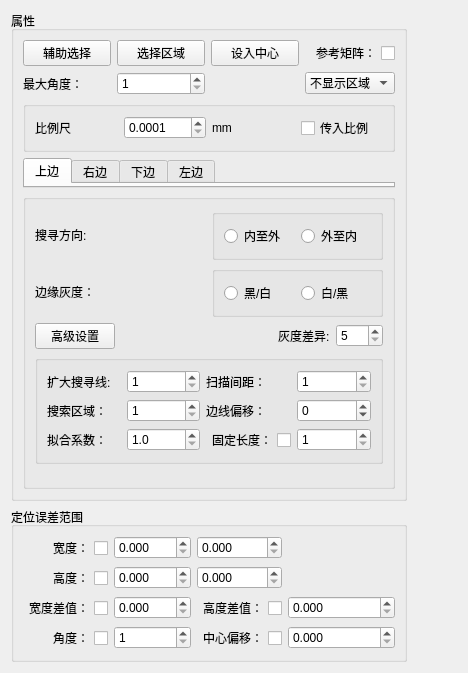
The window that edgeLocation/edgeLocationWdg.ui (qzcv/chipsort-test) describes before a commit, drawn with Qt 5.
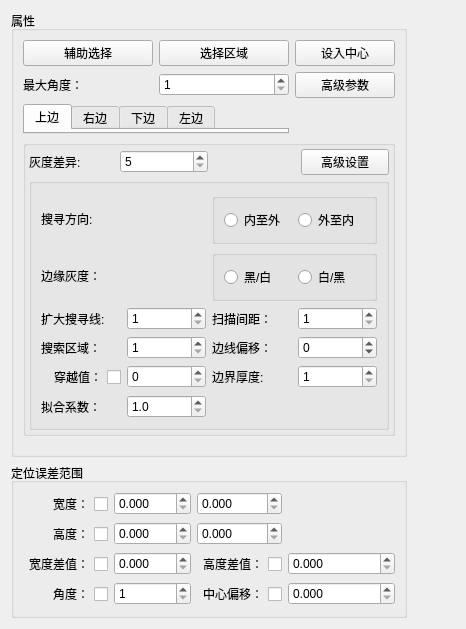
The same window after the commit.

Commit message: 1.正在修改的edgeLocation模块

```diff
--- a/edgeLocation/edgeLocationWdg.ui
+++ b/edgeLocation/edgeLocationWdg.ui
@@ -6,22 +6,40 @@
    <rect>
     <x>0</x>
     <y>0</y>
-    <width>468</width>
-    <height>673</height>
+    <width>466</width>
+    <height>629</height>
    </rect>
   </property>
   <property name="windowTitle">
    <string>edgeLocationWdg</string>
   </property>
-  <layout class="QGridLayout" name="gridLayout_13">
+  <layout class="QGridLayout" name="gridLayout_10">
    <item row="0" column="0">
-    <layout class="QVBoxLayout" name="verticalLayout">
-     <item>
       <widget class="QGroupBox" name="groupBox">
        <property name="title">
         <string>属性</string>
        </property>
-       <layout class="QGridLayout" name="gridLayout_10">
+     <layout class="QGridLayout" name="gridLayout_4">
+      <item row="0" column="0">
+       <widget class="QPushButton" name="bt_HelpRect">
+        <property name="text">
+         <string>辅助选择</string>
+        </property>
+        <property name="checkable">
+         <bool>true</bool>
+        </property>
+       </widget>
+      </item>
+      <item row="0" column="1">
+       <widget class="QPushButton" name="bt_selectRoi">
+        <property name="text">
+         <string>选择区域</string>
+        </property>
+        <property name="checkable">
+         <bool>true</bool>
+        </property>
+       </widget>
+      </item>
         <item row="0" column="2">
          <widget class="QPushButton" name="bt_setOrigin">
           <property name="maximumSize">
@@ -35,16 +53,6 @@
           </property>
          </widget>
         </item>
-        <item row="0" column="0">
-         <widget class="QPushButton" name="bt_HelpRect">
-          <property name="text">
-           <string>辅助选择</string>
-          </property>
-          <property name="checkable">
-           <bool>true</bool>
-          </property>
-         </widget>
-        </item>
         <item row="1" column="0" colspan="2">
          <layout class="QHBoxLayout" name="horizontalLayout_11">
           <item>
@@ -69,50 +77,28 @@
           </item>
          </layout>
         </item>
-        <item row="2" column="0" colspan="4">
-         <widget class="QGroupBox" name="groupBox_19">
-          <property name="title">
-           <string/>
-          </property>
-          <layout class="QGridLayout" name="gridLayout_11">
-           <item row="1" column="1">
-            <widget class="QDoubleSpinBox" name="dsp_pixSize">
-             <property name="decimals">
-              <number>4</number>
-             </property>
-             <property name="minimum">
-              <double>0.000100000000000</double>
-             </property>
-             <property name="maximum">
-              <double>9.990000000000000</double>
-             </property>
-            </widget>
-           </item>
-           <item row="1" column="3">
-            <widget class="QCheckBox" name="cb_inputPixel">
-             <property name="text">
-              <string>传入比例</string>
-             </property>
-            </widget>
-           </item>
-           <item row="1" column="0">
-            <widget class="QLabel" name="label_35">
-             <property name="text">
-              <string>比例尺</string>
-             </property>
-            </widget>
-           </item>
            <item row="1" column="2">
-            <widget class="QLabel" name="label_36">
+       <widget class="QPushButton" name="bt_AdvDialog">
              <property name="text">
-              <string>mm</string>
+         <string>高级参数</string>
              </property>
             </widget>
            </item>
-          </layout>
-         </widget>
-        </item>
-        <item row="3" column="0" colspan="4">
+      <item row="2" column="0" colspan="2">
+       <layout class="QHBoxLayout" name="horizontalLayout_2">
+        <property name="leftMargin">
+         <number>0</number>
+        </property>
+        <property name="topMargin">
+         <number>0</number>
+        </property>
+        <property name="rightMargin">
+         <number>0</number>
+        </property>
+        <property name="bottomMargin">
+         <number>0</number>
+        </property>
+        <item>
          <widget class="QTabWidget" name="tabWidget">
           <property name="minimumSize">
            <size>
@@ -133,6 +119,7 @@
            <attribute name="title">
             <string>上边</string>
            </attribute>
+           <layout class="QGridLayout" name="gridLayout_9"/>
           </widget>
           <widget class="QWidget" name="tab_2">
            <attribute name="title">
@@ -154,97 +141,107 @@
           </widget>
          </widget>
         </item>
-        <item row="0" column="3">
-         <widget class="QCheckBox" name="cb_refer">
-          <property name="layoutDirection">
-           <enum>Qt::RightToLeft</enum>
-          </property>
-          <property name="text">
-           <string>参考矩阵：</string>
-          </property>
-         </widget>
-        </item>
-        <item row="1" column="3">
-         <widget class="QComboBox" name="cob_showRegion">
-          <property name="layoutDirection">
-           <enum>Qt::LeftToRight</enum>
-          </property>
-          <item>
-           <property name="text">
-            <string>不显示区域</string>
-           </property>
-          </item>
-          <item>
-           <property name="text">
-            <string>仅显示轮廓</string>
-           </property>
-          </item>
-          <item>
-           <property name="text">
-            <string>全部显示</string>
-           </property>
-          </item>
-         </widget>
-        </item>
-        <item row="4" column="0" colspan="4">
+       </layout>
+      </item>
+      <item row="3" column="0" colspan="3">
          <widget class="QGroupBox" name="groupBox_2">
           <property name="title">
            <string/>
           </property>
-          <layout class="QGridLayout" name="gridLayout_9">
-           <item row="1" column="2">
-            <layout class="QHBoxLayout" name="horizontalLayout">
-             <item>
-              <widget class="QLabel" name="label_25">
-               <property name="text">
-                <string>灰度差异:</string>
-               </property>
-              </widget>
-             </item>
-             <item>
-              <widget class="QSpinBox" name="sp_minGrayDiff">
-               <property name="buttonSymbols">
-                <enum>QAbstractSpinBox::UpDownArrows</enum>
-               </property>
-               <property name="minimum">
-                <number>5</number>
-               </property>
-               <property name="maximum">
-                <number>255</number>
-               </property>
-              </widget>
-             </item>
-            </layout>
-           </item>
-           <item row="1" column="1">
-            <spacer name="horizontalSpacer">
-             <property name="orientation">
-              <enum>Qt::Horizontal</enum>
-             </property>
-             <property name="sizeHint" stdset="0">
-              <size>
-               <width>148</width>
-               <height>20</height>
-              </size>
-             </property>
-            </spacer>
-           </item>
-           <item row="2" column="0" colspan="3">
+        <layout class="QGridLayout" name="gridLayout_2">
+         <property name="leftMargin">
+          <number>3</number>
+         </property>
+         <property name="topMargin">
+          <number>3</number>
+         </property>
+         <property name="rightMargin">
+          <number>3</number>
+         </property>
+         <property name="bottomMargin">
+          <number>3</number>
+         </property>
+         <property name="spacing">
+          <number>3</number>
+         </property>
+         <item row="4" column="0" colspan="4">
             <widget class="QGroupBox" name="grp_advance">
              <property name="title">
               <string/>
              </property>
-             <layout class="QGridLayout" name="gridLayout_12">
+           <layout class="QGridLayout" name="gridLayout_3">
+            <item row="0" column="0" colspan="4">
+             <layout class="QGridLayout" name="gridLayout">
               <item row="0" column="0">
-               <layout class="QGridLayout" name="gridLayout" columnstretch="1,1,1,1">
-                <item row="0" column="0">
+               <widget class="QLabel" name="label_27">
+                <property name="text">
+                 <string>搜寻方向:</string>
+                </property>
+               </widget>
+              </item>
+              <item row="0" column="1">
+               <widget class="QGroupBox" name="groupBox_8">
+                <property name="title">
+                 <string/>
+                </property>
+                <layout class="QHBoxLayout" name="horizontalLayout_8">
+                 <item>
+                  <widget class="QRadioButton" name="rb_inToOut">
+                   <property name="text">
+                    <string>内至外</string>
+                   </property>
+                  </widget>
+                 </item>
+                 <item>
+                  <widget class="QRadioButton" name="rb_outToIn">
+                   <property name="text">
+                    <string>外至内</string>
+                   </property>
+                  </widget>
+                 </item>
+                </layout>
+               </widget>
+              </item>
+              <item row="1" column="0">
+               <widget class="QLabel" name="label_20">
+                <property name="text">
+                 <string>边缘灰度：</string>
+                </property>
+               </widget>
+              </item>
+              <item row="1" column="1">
+               <widget class="QGroupBox" name="groupBox_10">
+                <property name="title">
+                 <string/>
+                </property>
+                <layout class="QHBoxLayout" name="horizontalLayout_3">
+                 <item>
+                  <widget class="QRadioButton" name="rb_blackToWhite">
+                   <property name="text">
+                    <string>黑/白</string>
+                   </property>
+                  </widget>
+                 </item>
+                 <item>
+                  <widget class="QRadioButton" name="rb_whiteToBlack">
+                   <property name="text">
+                    <string>白/黑</string>
+                   </property>
+                  </widget>
+                 </item>
+                </layout>
+               </widget>
+              </item>
+             </layout>
+            </item>
+            <item row="1" column="0">
                  <widget class="QLabel" name="label_21">
                   <property name="text">
                    <string>扩大搜寻线:</string>
                   </property>
                  </widget>
                 </item>
-                <item row="0" column="1">
+            <item row="1" column="1">
                  <widget class="QSpinBox" name="sp_extendSearchLine">
                   <property name="buttonSymbols">
                    <enum>QAbstractSpinBox::UpDownArrows</enum>
@@ -257,14 +254,14 @@
                   </property>
                  </widget>
                 </item>
-                <item row="0" column="2">
+            <item row="1" column="2">
                  <widget class="QLabel" name="label_22">
                   <property name="text">
                    <string>扫描间距：</string>
                   </property>
                  </widget>
                 </item>
-                <item row="0" column="3">
+            <item row="1" column="3">
                  <widget class="QSpinBox" name="sp_searchLineGap">
                   <property name="buttonSymbols">
                    <enum>QAbstractSpinBox::UpDownArrows</enum>
@@ -274,14 +271,14 @@
                   </property>
                  </widget>
                 </item>
-                <item row="1" column="0">
+            <item row="2" column="0">
                  <widget class="QLabel" name="label_46">
                   <property name="text">
                    <string>搜索区域：</string>
                   </property>
                  </widget>
                 </item>
-                <item row="1" column="1">
+            <item row="2" column="1">
                  <widget class="QSpinBox" name="sp_ROINum">
                   <property name="buttonSymbols">
                    <enum>QAbstractSpinBox::UpDownArrows</enum>
@@ -294,14 +291,14 @@
                   </property>
                  </widget>
                 </item>
-                <item row="1" column="2">
+            <item row="2" column="2">
                  <widget class="QLabel" name="label_24">
                   <property name="text">
                    <string>边线偏移：</string>
                   </property>
                  </widget>
                 </item>
-                <item row="1" column="3">
+            <item row="2" column="3">
                  <widget class="QSpinBox" name="sp_lineOffset">
                   <property name="buttonSymbols">
                    <enum>QAbstractSpinBox::UpDownArrows</enum>
@@ -311,14 +308,48 @@
                   </property>
                  </widget>
                 </item>
-                <item row="2" column="0">
+            <item row="3" column="0">
+             <widget class="QCheckBox" name="cb_crossGray">
+              <property name="layoutDirection">
+               <enum>Qt::RightToLeft</enum>
+              </property>
+              <property name="text">
+               <string>穿越值：</string>
+              </property>
+             </widget>
+            </item>
+            <item row="3" column="1">
+             <widget class="QSpinBox" name="sp_crossGray">
+              <property name="maximum">
+               <number>255</number>
+              </property>
+             </widget>
+            </item>
+            <item row="3" column="2">
+             <widget class="QLabel" name="lb_crossStep">
+              <property name="text">
+               <string>边界厚度:</string>
+              </property>
+             </widget>
+            </item>
+            <item row="3" column="3">
+             <widget class="QSpinBox" name="sp_crossStep">
+              <property name="minimum">
+               <number>1</number>
+              </property>
+              <property name="maximum">
+               <number>10</number>
+              </property>
+             </widget>
+            </item>
+            <item row="4" column="0">
                  <widget class="QLabel" name="label_14">
                   <property name="text">
                    <string>拟合系数：</string>
                   </property>
                  </widget>
                 </item>
-                <item row="2" column="1">
+            <item row="4" column="1">
                  <widget class="QDoubleSpinBox" name="dsp_factor">
                   <property name="decimals">
                    <number>1</number>
@@ -334,99 +365,30 @@
                   </property>
                  </widget>
                 </item>
-                <item row="2" column="2">
-                 <widget class="QCheckBox" name="cb_fixWidth">
-                  <property name="layoutDirection">
-                   <enum>Qt::RightToLeft</enum>
-                  </property>
+           </layout>
+          </widget>
+         </item>
+         <item row="2" column="0">
+          <widget class="QLabel" name="label_25">
                   <property name="text">
-                   <string>固定长度：</string>
+            <string>灰度差异:</string>
                   </property>
                  </widget>
                 </item>
-                <item row="2" column="3">
-                 <widget class="QSpinBox" name="sp_fixWidth">
-                  <property name="enabled">
-                   <bool>true</bool>
+         <item row="2" column="1">
+          <widget class="QSpinBox" name="sp_minGrayDiff">
+           <property name="buttonSymbols">
+            <enum>QAbstractSpinBox::UpDownArrows</enum>
                   </property>
                   <property name="minimum">
-                   <number>1</number>
+            <number>5</number>
                   </property>
                   <property name="maximum">
-                   <number>999</number>
+            <number>255</number>
                   </property>
                  </widget>
                 </item>
-               </layout>
-              </item>
-             </layout>
-            </widget>
-           </item>
-           <item row="0" column="0" colspan="3">
-            <layout class="QGridLayout" name="gridLayout_4">
-             <item row="0" column="0">
-              <widget class="QLabel" name="label_27">
-               <property name="text">
-                <string>搜寻方向:</string>
-               </property>
-              </widget>
-             </item>
-             <item row="0" column="1">
-              <widget class="QGroupBox" name="groupBox_8">
-               <property name="title">
-                <string/>
-               </property>
-               <layout class="QGridLayout" name="gridLayout_3">
-                <item row="0" column="0">
-                 <widget class="QRadioButton" name="rb_inToOut">
-                  <property name="text">
-                   <string>内至外</string>
-                  </property>
-                 </widget>
-                </item>
-                <item row="0" column="1">
-                 <widget class="QRadioButton" name="rb_outToIn">
-                  <property name="text">
-                   <string>外至内</string>
-                  </property>
-                 </widget>
-                </item>
-               </layout>
-              </widget>
-             </item>
-             <item row="1" column="0">
-              <widget class="QLabel" name="label_20">
-               <property name="text">
-                <string>边缘灰度：</string>
-               </property>
-              </widget>
-             </item>
-             <item row="1" column="1">
-              <widget class="QGroupBox" name="groupBox_10">
-               <property name="title">
-                <string/>
-               </property>
-               <layout class="QGridLayout" name="gridLayout_2">
-                <item row="0" column="0">
-                 <widget class="QRadioButton" name="rb_blackToWhite">
-                  <property name="text">
-                   <string>黑/白</string>
-                  </property>
-                 </widget>
-                </item>
-                <item row="0" column="1">
-                 <widget class="QRadioButton" name="rb_whiteToBlack">
-                  <property name="text">
-                   <string>白/黑</string>
-                  </property>
-                 </widget>
-                </item>
-               </layout>
-              </widget>
-             </item>
-            </layout>
-           </item>
-           <item row="1" column="0">
+         <item row="2" column="3">
             <widget class="QPushButton" name="bt_advance">
              <property name="text">
               <string>高级设置</string>
@@ -436,7 +398,10 @@
              </property>
             </widget>
            </item>
-           <item row="3" column="1">
+        </layout>
+       </widget>
+      </item>
+      <item row="4" column="0">
             <spacer name="verticalSpacer_2">
              <property name="orientation">
               <enum>Qt::Vertical</enum>
@@ -453,19 +418,19 @@
          </widget>
         </item>
         <item row="0" column="1">
-         <widget class="QPushButton" name="bt_selectRoi">
-          <property name="text">
-           <string>选择区域</string>
-          </property>
-          <property name="checkable">
-           <bool>true</bool>
-          </property>
-         </widget>
-        </item>
-       </layout>
-      </widget>
-     </item>
-     <item>
+    <spacer name="horizontalSpacer_17">
+     <property name="orientation">
+      <enum>Qt::Horizontal</enum>
+     </property>
+     <property name="sizeHint" stdset="0">
+      <size>
+       <width>2</width>
+       <height>20</height>
+      </size>
+     </property>
+    </spacer>
+   </item>
+   <item row="1" column="0">
       <widget class="QGroupBox" name="groupBox_6">
        <property name="title">
         <string>定位误差范围</string>
@@ -688,22 +653,7 @@
        </layout>
       </widget>
      </item>
-    </layout>
-   </item>
-   <item row="0" column="1">
-    <spacer name="horizontalSpacer_17">
-     <property name="orientation">
-      <enum>Qt::Horizontal</enum>
-     </property>
-     <property name="sizeHint" stdset="0">
-      <size>
-       <width>15</width>
-       <height>20</height>
-      </size>
-     </property>
-    </spacer>
-   </item>
-   <item row="1" column="0">
+   <item row="2" column="0">
     <spacer name="verticalSpacer">
      <property name="orientation">
       <enum>Qt::Vertical</enum>
```
Lines whose indentation alone changed are shown as unchanged. The commit also changes 15 other files.
